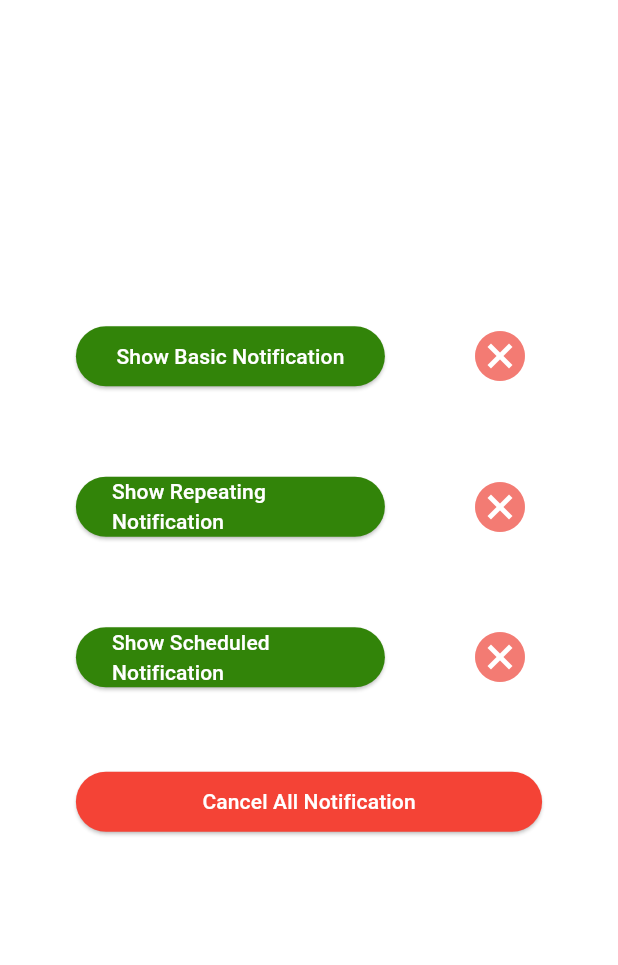
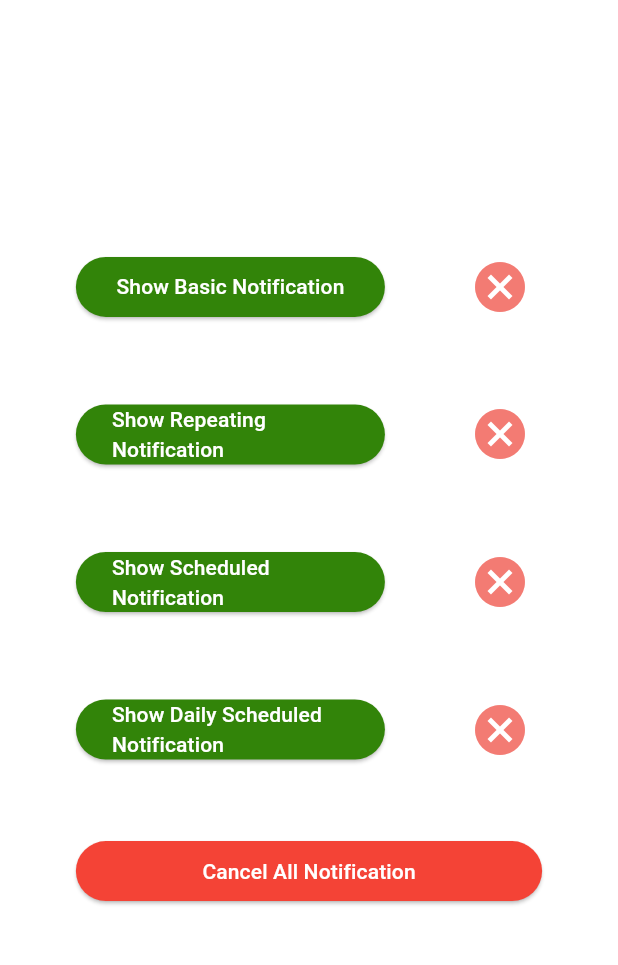
Before and after one commit to mohamedmagdy2301/local_notification_app, a Flutter app: the screen it shows after launch, on a phone screen of 412 x 824 dp, the part 84-1049 px from its top. Run offline on Flutter 3.47's test engine with Material 3 defaults, Android fonts, the phone set to English and light mode, and no system bars; our stand-ins replace flutter_local_notifications, flutter_timezone, timezone.

Commit message:
Added Daily Scheduled Notification  added sound

```diff
--- a/lib/notification_app.dart
+++ b/lib/notification_app.dart
@@ -20,7 +20,7 @@ class NotificationApp extends StatelessWidget {
               borderRadius: BorderRadius.all(Radius.circular(20)),
             ),
             width: MediaQuery.of(context).size.width * 0.9,
-            height: MediaQuery.of(context).size.height * 0.55,
+            height: MediaQuery.of(context).size.height * 0.66,
             child: Column(
               mainAxisAlignment: MainAxisAlignment.spaceAround,
               crossAxisAlignment: CrossAxisAlignment.start,
@@ -49,6 +49,14 @@ class NotificationApp extends StatelessWidget {
                   onPressedToCancel: () =>
                       LocalNotificationService.cancelNotificationById(2),
                 ),
+                //! Push or Cancel Daily Scheduled Notification
+                ButtonPushOrCancl(
+                  text: 'Daily Scheduled',
+                  onPressedToPush: () =>
+                      LocalNotificationService.showDailyScheduledNotification(),
+                  onPressedToCancel: () =>
+                      LocalNotificationService.cancelNotificationById(3),
+                ),
                 //! Cancel All Notification
                 SizedBox(
                   width: double.infinity,
```
Also changed, not shown: lib/notification_helper/local_notification_service.dart (+54 -2 lines), 1 other file.
